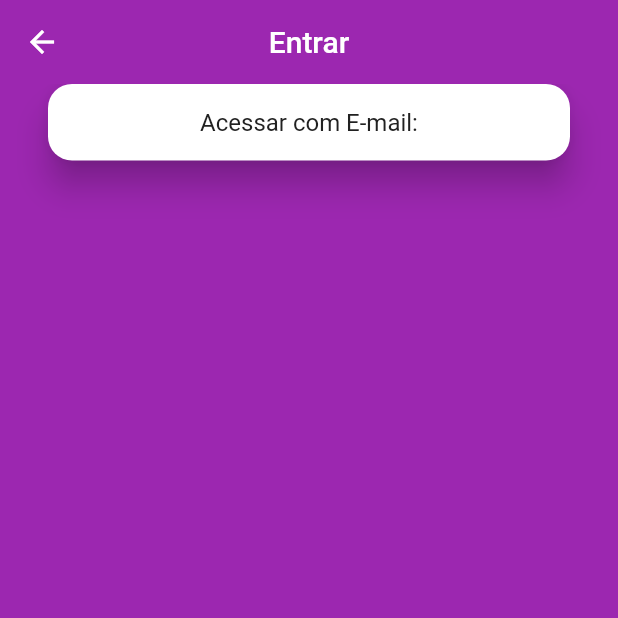
After one commit to Mjsilva7/mobX, a Flutter app: the screen it shows after launch, in the side drawer, after a tap on "Acesse sua conta!", on a phone screen of 412 x 824 dp, the top half of it. The commit adds this screen. Run offline on Flutter 3.47's test engine with Material 2 defaults, Android fonts, the phone set to English and light mode, and no system bars; our stand-ins replace get_it, mobx, parse_server_sdk_flutter; generated files the repository leaves out were written again.

Commit message:
Novas implementacoes
Novas implementações

```diff
--- a/xlomobX/lib/components/custom_drawer/custom_drawer_header.dart
+++ b/xlomobX/lib/components/custom_drawer/custom_drawer_header.dart
@@ -1,9 +1,19 @@
 import 'package:flutter/material.dart';
+import 'package:xlomobX/screens/login/login_screen.dart';
 
 class CustomDrawerHeader extends StatelessWidget {
   @override
   Widget build(BuildContext context) {
-    return Container(
+    return GestureDetector(
+      onTap: () {
+        Navigator.of(context).pop();
+        Navigator.of(context).push(
+          MaterialPageRoute(
+            builder: (_) => LoginScreen(),
+          ),
+        );
+      },
+      child: Container(
         color: Colors.purple,
         height: 95,
         padding: const EdgeInsets.symmetric(
@@ -43,6 +53,7 @@ class CustomDrawerHeader extends StatelessWidget {
             )
           ],
         ),
+      ),
     );
   }
 }
--- a/xlomobX/lib/main.dart
+++ b/xlomobX/lib/main.dart
@@ -1,11 +1,18 @@
 import 'package:flutter/material.dart';
+import 'package:get_it/get_it.dart';
 import 'package:parse_server_sdk_flutter/parse_server_sdk.dart';
 import 'package:xlomobX/screens/base/base_screen.dart';
+import 'package:xlomobX/store/page_store.dart';
 
 void main() async {
   WidgetsFlutterBinding.ensureInitialized();
   await initializeParse();
+  setupLocators();
   runApp(MyApp());
+}
+
+void setupLocators() {
+  GetIt.I.registerSingleton(PageStore());
 }
 
 Future<void> initializeParse() async {
@@ -23,9 +30,12 @@ class MyApp extends StatelessWidget {
   Widget build(BuildContext context) {
     return MaterialApp(
       title: 'XLO',
+      debugShowCheckedModeBanner: false,
       theme: ThemeData(
-        primarySwatch: Colors.blue,
+        primarySwatch: Colors.purple,
         visualDensity: VisualDensity.adaptivePlatformDensity,
+        scaffoldBackgroundColor: Colors.purple,
+        appBarTheme: AppBarTheme(elevation: 0),
       ),
       home: BaseScreen(),
     );
--- a/xlomobX/lib/screens/base/base_screen.dart
+++ b/xlomobX/lib/screens/base/base_screen.dart
@@ -1,8 +1,26 @@
 import 'package:flutter/material.dart';
+import 'package:get_it/get_it.dart';
+import 'package:mobx/mobx.dart';
 import 'package:xlomobX/screens/home/home_screen.dart';
+import 'package:xlomobX/store/page_store.dart';
 
-class BaseScreen extends StatelessWidget {
+class BaseScreen extends StatefulWidget {
+  @override
+  _BaseScreenState createState() => _BaseScreenState();
+}
+
+class _BaseScreenState extends State<BaseScreen> {
   final PageController pageController = PageController();
+
+  final PageStore pageStore = GetIt.I<PageStore>();
+
+  @override
+  void initState() {
+    super.initState();
+
+    reaction((_) => pageStore.page, (page) => pageController.jumpToPage(page));
+  }
+
   @override
   Widget build(BuildContext context) {
     return Scaffold(
--- a/xlomobX/lib/screens/home/home_screen.dart
+++ b/xlomobX/lib/screens/home/home_screen.dart
@@ -4,9 +4,11 @@ import 'package:xlomobX/components/custom_drawer/custom_drawer.dart';
 class HomeScreen extends StatelessWidget {
   @override
   Widget build(BuildContext context) {
-    return Scaffold(
-      drawer: CustomDrawer(),
-      appBar: AppBar(),
+    return SafeArea(
+      child: Scaffold(
+        drawer: CustomDrawer(),
+        appBar: AppBar(),
+      ),
     );
   }
 }
--- /dev/null
+++ b/xlomobX/lib/screens/login/login_screen.dart
@@ -0,0 +1,35 @@
+import 'package:flutter/material.dart';
+
+class LoginScreen extends StatelessWidget {
+  @override
+  Widget build(BuildContext context) {
+    return Scaffold(
+      appBar: AppBar(
+        title: const Text('Entrar'),
+        centerTitle: true,
+      ),
+      body: Card(
+        margin: const EdgeInsets.symmetric(horizontal: 32),
+        shape: RoundedRectangleBorder(borderRadius: BorderRadius.circular(16)),
+        elevation: 9,
+        child: Padding(
+          padding: const EdgeInsets.all(16),
+          child: Column(
+            crossAxisAlignment: CrossAxisAlignment.stretch,
+            mainAxisSize: MainAxisSize.min,
+            children: [
+              Text(
+                'Acessar com E-mail:',
+                textAlign: TextAlign.center,
+                style: TextStyle(
+                  fontSize: 16,
+                  color: Colors.grey[900],
+                ),
+              ),
+            ],
+          ),
+        ),
+      ),
+    );
+  }
+}
--- a/xlomobX/pubspec.yaml
+++ b/xlomobX/pubspec.yaml
@@ -31,6 +31,7 @@ dependencies:
   parse_server_sdk_flutter: ^2.1.0
   mobx: ^1.2.1+2
   flutter_mobx: ^1.1.0+2
+  get_it: ^4.0.4
 
 dev_dependencies:
   flutter_test:
```
Also changed, not shown: xlomobX/lib/components/custom_drawer/page_section.dart (+24 -10 lines), xlomobX/lib/store/page_store.dart (+13 -0 lines), xlomobX/lib/store/page_store.g.dart (added), xlomobX/pubspec.lock. Lines whose indentation alone changed are shown as unchanged.
